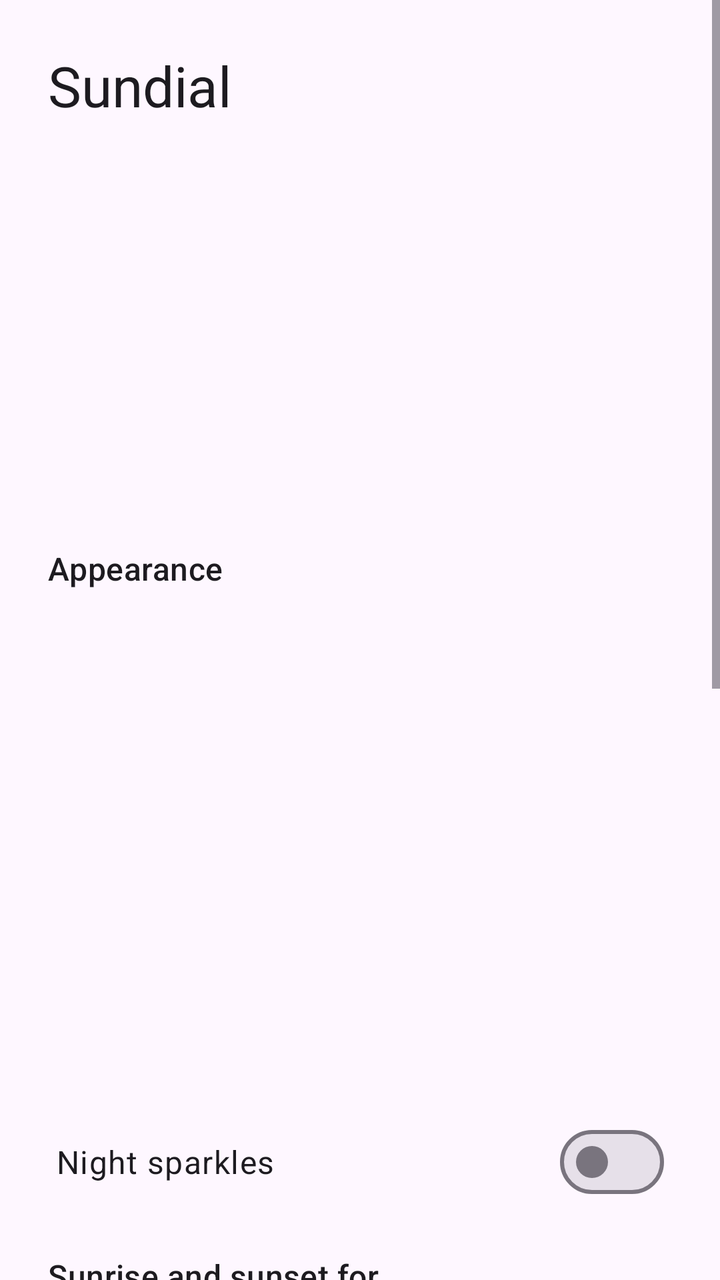
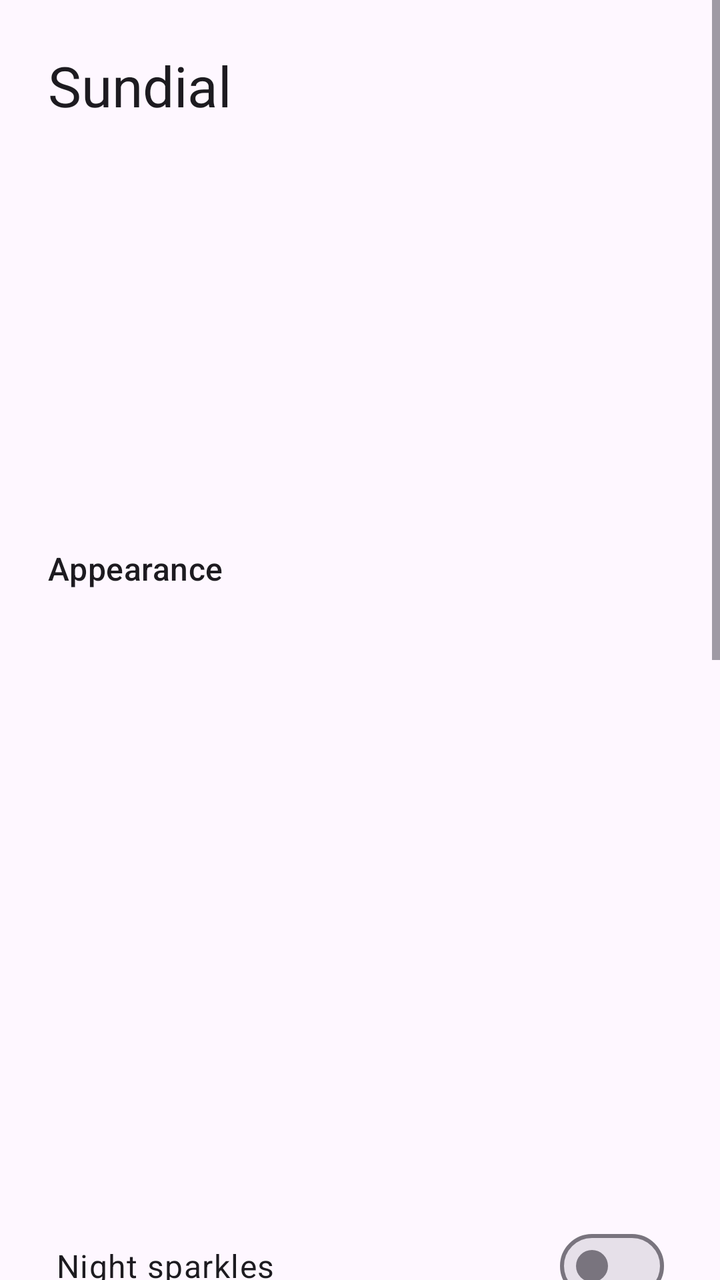

An Android layout rendered at two revisions. The XML below is the earlier revision; the diff shows what the commit changed to produce the second picture.
<!-- AndroidManifest.xml: application theme Theme.Sundial -->
<!-- res/layout/activity_main.xml -->
<?xml version="1.0" encoding="utf-8"?>
<ScrollView xmlns:android="http://schemas.android.com/apk/res/android"
    android:layout_width="match_parent"
    android:layout_height="match_parent"
    android:fillViewport="true"
    android:fitsSystemWindows="true">

    <LinearLayout
        android:layout_width="match_parent"
        android:layout_height="wrap_content"
        android:orientation="vertical"
        android:padding="24dp">

        <TextView
            android:layout_width="wrap_content"
            android:layout_height="wrap_content"
            android:text="@string/app_name"
            android:textAppearance="?attr/textAppearanceHeadlineMedium"
            android:textColor="?attr/colorOnSurface" />

        
        <ImageView
            android:id="@+id/appearance_preview"
            android:layout_width="176dp"
            android:layout_height="176dp"
            android:layout_gravity="center_horizontal"
            android:layout_marginTop="16dp"
            android:contentDescription="@string/preview_description" />

        
        <TextView
            android:layout_width="wrap_content"
            android:layout_height="wrap_content"
            android:layout_marginTop="20dp"
            android:text="@string/appearance_title"
            android:textAppearance="?attr/textAppearanceTitleMedium"
            android:textColor="?attr/colorOnSurface" />

        <include android:id="@+id/row_look" layout="@layout/row_setting" />
        <include android:id="@+id/row_shape" layout="@layout/row_setting" />
        <include android:id="@+id/row_hue" layout="@layout/row_setting" />
        <include android:id="@+id/row_theme" layout="@layout/row_setting" />
        <include android:id="@+id/row_night" layout="@layout/row_setting" />

        <com.google.android.material.materialswitch.MaterialSwitch
            android:id="@+id/sparkles_switch"
            android:layout_width="match_parent"
            android:layout_height="wrap_content"
            android:minHeight="52dp"
            android:paddingStart="4dp"
            android:paddingEnd="4dp"
            android:text="@string/row_sparkles"
            android:textAppearance="?attr/textAppearanceBodyLarge"
            android:textColor="?attr/colorOnSurface" />

        
        <TextView
            android:layout_width="wrap_content"
            android:layout_height="wrap_content"
            android:layout_marginTop="20dp"
            android:text="@string/location_title"
            android:textAppearance="?attr/textAppearanceTitleMedium"
            android:textColor="?attr/colorOnSurface" />

        <RadioGroup
            android:layout_width="match_parent"
            android:layout_height="wrap_content"
            android:layout_marginTop="8dp"
            android:orientation="vertical">

            <RadioButton
                android:id="@+id/loc_device"
                android:layout_width="match_parent"
                android:layout_height="wrap_content"
                android:minHeight="48dp"
                android:text="@string/loc_device" />

            <TextView
                android:id="@+id/loc_device_label"
                android:layout_width="wrap_content"
                android:layout_height="wrap_content"
                android:layout_marginStart="40dp"
                android:layout_marginBottom="8dp"
                android:textAppearance="?attr/textAppearanceBodyMedium"
                android:textColor="?attr/colorOnSurfaceVariant" />

            <RadioButton
                android:id="@+id/loc_city"
                android:layout_width="match_parent"
                android:layout_height="wrap_content"
                android:minHeight="48dp"
                android:text="@string/loc_city" />

            <TextView
                android:id="@+id/loc_city_label"
                android:layout_width="wrap_content"
                android:layout_height="wrap_content"
                android:layout_marginStart="40dp"
                android:textAppearance="?attr/textAppearanceBodyMedium"
                android:textColor="?attr/colorOnSurfaceVariant" />
        </RadioGroup>

        <TextView
            android:id="@+id/sun_summary"
            android:layout_width="wrap_content"
            android:layout_height="wrap_content"
            android:layout_marginTop="12dp"
            android:textAppearance="?attr/textAppearanceBodyMedium"
            android:textColor="?attr/colorPrimary" />

        
        <TextView
            android:layout_width="wrap_content"
            android:layout_height="wrap_content"
            android:layout_marginTop="28dp"
            android:text="@string/tap_action_title"
            android:textAppearance="?attr/textAppearanceTitleMedium"
            android:textColor="?attr/colorOnSurface" />

        <RadioGroup
            android:layout_width="match_parent"
            android:layout_height="wrap_content"
            android:layout_marginTop="8dp"
            android:orientation="vertical">

            <RadioButton
                android:id="@+id/tap_clock"
                android:layout_width="match_parent"
                android:layout_height="wrap_content"
                android:minHeight="48dp"
                android:text="@string/tap_open_clock" />

            <TextView
                android:id="@+id/tap_clock_label"
                android:layout_width="wrap_content"
                android:layout_height="wrap_content"
                android:layout_marginStart="40dp"
                android:layout_marginBottom="8dp"
                android:textAppearance="?attr/textAppearanceBodyMedium"
                android:textColor="?attr/colorOnSurfaceVariant" />

            <RadioButton
                android:id="@+id/tap_app"
                android:layout_width="match_parent"
                android:layout_height="wrap_content"
                android:minHeight="48dp"
                android:text="@string/tap_open_app" />

            <TextView
                android:id="@+id/tap_app_label"
                android:layout_width="wrap_content"
                android:layout_height="wrap_content"
                android:layout_marginStart="40dp"
                android:layout_marginBottom="8dp"
                android:textAppearance="?attr/textAppearanceBodyMedium"
                android:textColor="?attr/colorOnSurfaceVariant" />

            <RadioButton
                android:id="@+id/tap_none"
                android:layout_width="match_parent"
                android:layout_height="wrap_content"
                android:minHeight="48dp"
                android:text="@string/tap_none" />
        </RadioGroup>

        <LinearLayout
            android:layout_width="match_parent"
            android:layout_height="wrap_content"
            android:layout_marginTop="32dp"
            android:gravity="end"
            android:orientation="horizontal">

            <Button
                android:id="@+id/add_widget"
                style="?attr/materialButtonOutlinedStyle"
                android:layout_width="wrap_content"
                android:layout_height="wrap_content"
                android:layout_marginEnd="8dp"
                android:text="@string/add_widget" />

            <Button
                android:id="@+id/done"
                android:layout_width="wrap_content"
                android:layout_height="wrap_content"
                android:text="@string/done" />
        </LinearLayout>

    </LinearLayout>
</ScrollView>
<!-- res/layout/row_setting.xml (included above) -->
<?xml version="1.0" encoding="utf-8"?>
<LinearLayout xmlns:android="http://schemas.android.com/apk/res/android"
    android:layout_width="match_parent"
    android:layout_height="wrap_content"
    android:background="?attr/selectableItemBackground"
    android:gravity="center_vertical"
    android:minHeight="52dp"
    android:orientation="horizontal"
    android:paddingStart="4dp"
    android:paddingEnd="4dp">

    <TextView
        android:id="@+id/row_title"
        android:layout_width="0dp"
        android:layout_height="wrap_content"
        android:layout_weight="1"
        android:textAppearance="?attr/textAppearanceBodyLarge"
        android:textColor="?attr/colorOnSurface" />

    <TextView
        android:id="@+id/row_value"
        android:layout_width="wrap_content"
        android:layout_height="wrap_content"
        android:layout_marginStart="16dp"
        android:textAppearance="?attr/textAppearanceBodyMedium"
        android:textColor="?attr/colorPrimary" />
</LinearLayout>
<!-- resources referenced by this layout -->
<resources>
  <string name="add_widget">Add widget</string>
  <string name="app_name">Sundial</string>
  <string name="appearance_title">Appearance</string>
  <string name="done">Done</string>
  <string name="loc_city">A city you choose</string>
  <string name="loc_device">Your approximate location</string>
  <string name="location_title">Sunrise and sunset for</string>
  <string name="preview_description">Preview of the widget</string>
  <string name="row_sparkles">Night sparkles</string>
  <string name="tap_action_title">When you tap the widget</string>
  <string name="tap_none">Do nothing</string>
  <string name="tap_open_app">Open another app</string>
  <string name="tap_open_clock">Open the clock app</string>
  <style name="Theme.Sundial" parent="Theme.Material3.DayNight.NoActionBar" />
</resources>

<!-- the commit's change to res/layout/activity_main.xml (unified diff, before → after) -->
@@ -40,6 +40,7 @@
         <include android:id="@+id/row_shape" layout="@layout/row_setting" />
         <include android:id="@+id/row_hue" layout="@layout/row_setting" />
         <include android:id="@+id/row_theme" layout="@layout/row_setting" />
+        <include android:id="@+id/row_twilight" layout="@layout/row_setting" />
         <include android:id="@+id/row_night" layout="@layout/row_setting" />
 
         <com.google.android.material.materialswitch.MaterialSwitch
